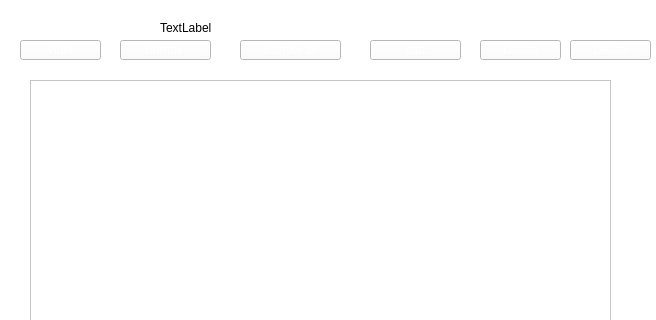
Above: cart.ui from salmajaghoua23/Library before the change; both pictures show x 0 to 656 and y 0 to 320 of the 656 by 458 pixel window. Below: the same form after it.
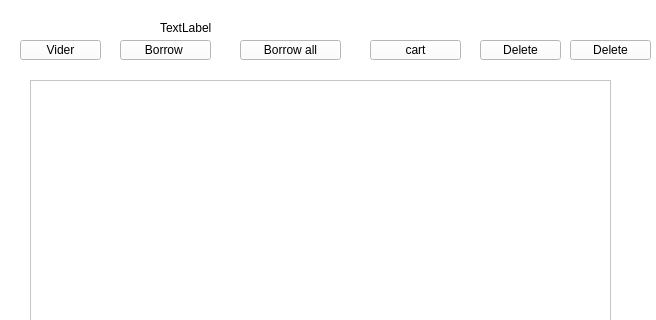
That is the form after the change.

```diff
--- a/cart.ui
+++ b/cart.ui
@@ -49,17 +49,7 @@
     </rect>
    </property>
    <property name="styleSheet">
-    <string notr="true">QPushButton{
-font: 63 14pt &quot;georgia&quot;;
-color: white;
-padding : 0 8px;
-
-}
-QPushButton:hover:!pressed
-{
-background:#FFD700;
-border-radius:5px;
-}</string>
+    <string notr="true"/>
    </property>
    <property name="text">
     <string>Delete</string>
@@ -75,17 +65,7 @@
     </rect>
    </property>
    <property name="styleSheet">
-    <string notr="true">QPushButton{
-font: 63 14pt &quot;georgia&quot;;
-color: white;
-padding : 0 8px;
-
-}
-QPushButton:hover:!pressed
-{
-background:#FFD700;
-border-radius:5px;
-}</string>
+    <string notr="true"/>
    </property>
    <property name="text">
     <string>Borrow all</string>
@@ -101,17 +81,7 @@
     </rect>
    </property>
    <property name="styleSheet">
-    <string notr="true">QPushButton{
-font: 63 14pt &quot;georgia&quot;;
-color: white;
-padding : 0 8px;
-
-}
-QPushButton:hover:!pressed
-{
-background:#FFD700;
-border-radius:5px;
-}</string>
+    <string notr="true"/>
    </property>
    <property name="text">
     <string>Borrow </string>
@@ -127,17 +97,7 @@
     </rect>
    </property>
    <property name="styleSheet">
-    <string notr="true">QPushButton{
-font: 63 14pt &quot;georgia&quot;;
-color: white;
-padding : 0 8px;
-
-}
-QPushButton:hover:!pressed
-{
-background:#FFD700;
-border-radius:5px;
-}</string>
+    <string notr="true"/>
    </property>
    <property name="text">
     <string>Vider</string>
@@ -153,17 +113,7 @@
     </rect>
    </property>
    <property name="styleSheet">
-    <string notr="true">QPushButton{
-font: 63 14pt &quot;georgia&quot;;
-color: white;
-padding : 0 8px;
-
-}
-QPushButton:hover:!pressed
-{
-background:#FFD700;
-border-radius:5px;
-}</string>
+    <string notr="true"/>
    </property>
    <property name="text">
     <string>cart</string>
@@ -179,17 +129,7 @@
     </rect>
    </property>
    <property name="styleSheet">
-    <string notr="true">QPushButton{
-font: 63 14pt &quot;georgia&quot;;
-color: white;
-padding : 0 8px;
-
-}
-QPushButton:hover:!pressed
-{
-background:#FFD700;
-border-radius:5px;
-}</string>
+    <string notr="true"/>
    </property>
    <property name="text">
     <string>Delete</string>
```
